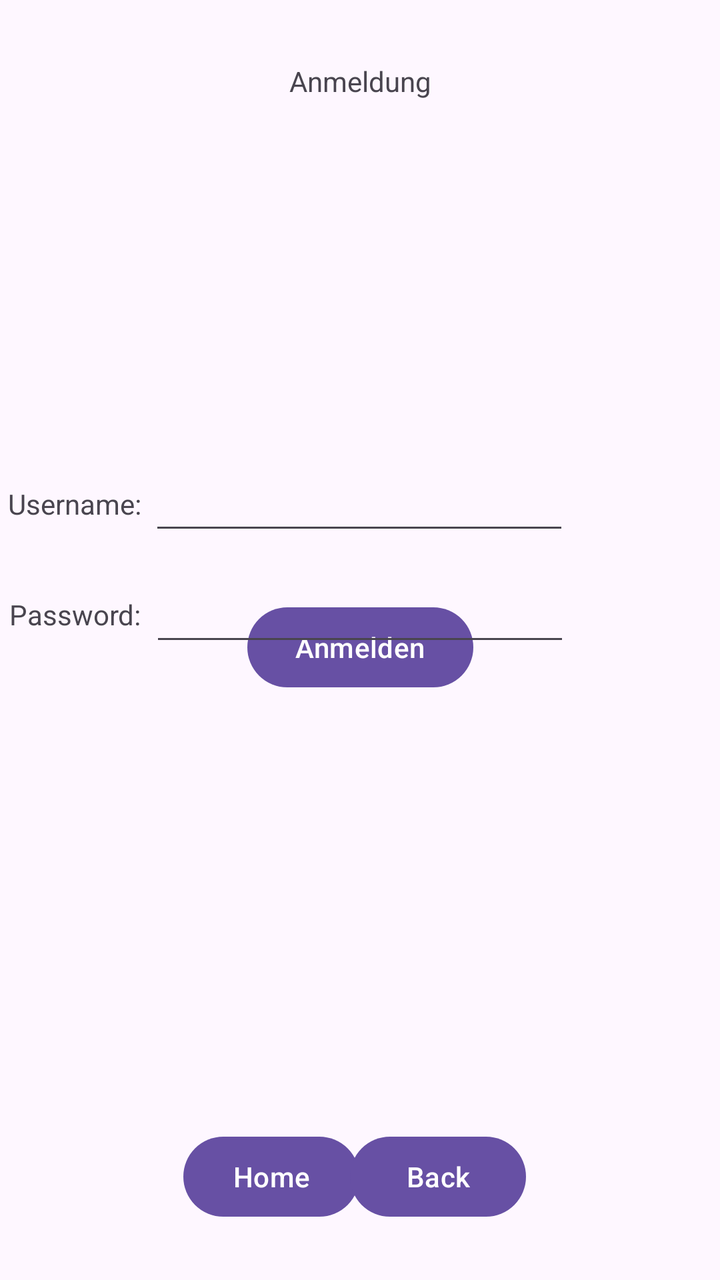
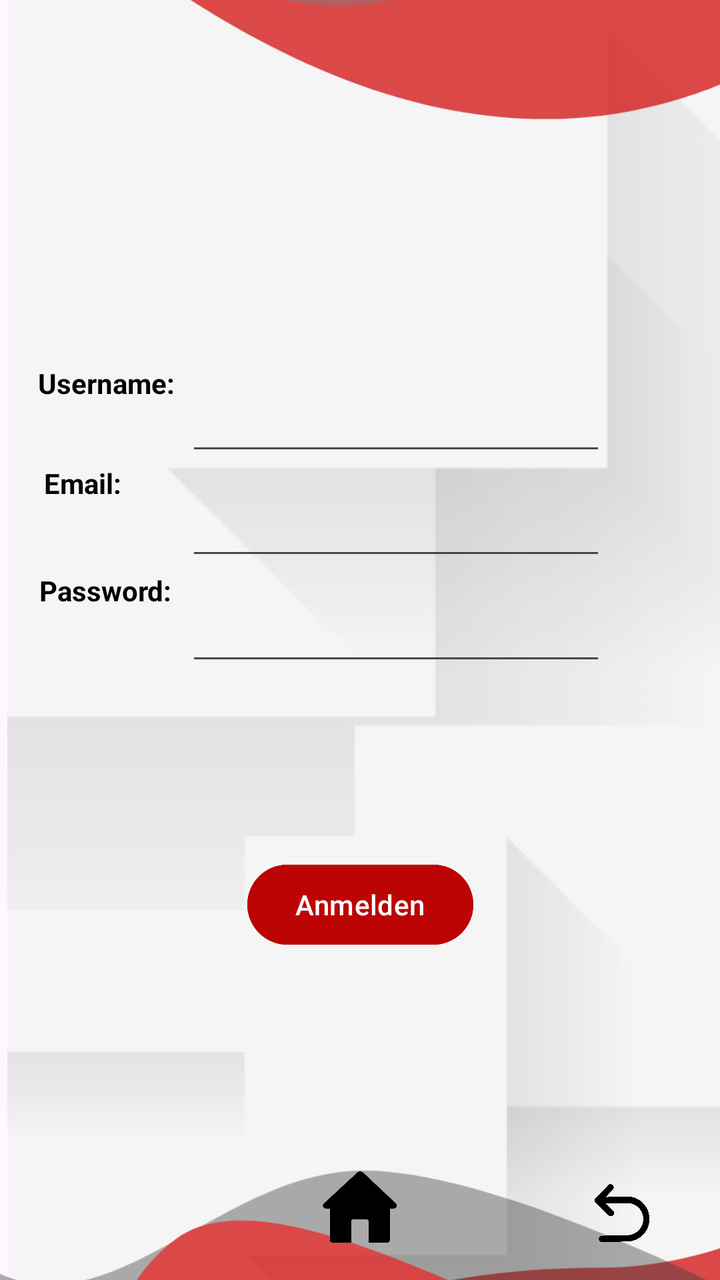

The first picture is an Android layout as it rendered before a commit; the second is the same layout after the commit. The layout source and the unified diff follow.
<!-- AndroidManifest.xml: application theme Theme.TrafficSceneAnalyser -->
<!-- res/layout/activity_sign_in.xml -->
<?xml version="1.0" encoding="utf-8"?>
<androidx.constraintlayout.widget.ConstraintLayout xmlns:android="http://schemas.android.com/apk/res/android"
    xmlns:app="http://schemas.android.com/apk/res-auto"
    xmlns:tools="http://schemas.android.com/tools"
    android:id="@+id/main"
    android:layout_width="match_parent"
    android:layout_height="match_parent"
    tools:context=".SignInActivity">

    <Button
        android:id="@+id/hbutton"
        android:layout_width="wrap_content"
        android:layout_height="wrap_content"
        android:onClick="goToHome"
        android:text="Home"
        app:layout_constraintBottom_toBottomOf="parent"
        app:layout_constraintEnd_toEndOf="parent"
        app:layout_constraintHorizontal_bias="0.337"
        app:layout_constraintStart_toStartOf="parent"
        app:layout_constraintTop_toTopOf="parent"
        app:layout_constraintVertical_bias="0.953" />

    <TextView
        android:id="@+id/textView2"
        android:layout_width="wrap_content"
        android:layout_height="wrap_content"
        android:text="Anmeldung"
        app:layout_constraintBottom_toTopOf="@+id/hbutton"
        app:layout_constraintEnd_toEndOf="parent"
        app:layout_constraintStart_toStartOf="parent"
        app:layout_constraintTop_toTopOf="parent"
        app:layout_constraintVertical_bias="0.057" />

    <Button
        android:id="@+id/signInButton"
        android:layout_width="wrap_content"
        android:layout_height="wrap_content"
        android:layout_marginBottom="208dp"
        android:onClick="signIn"
        android:text="Anmelden"
        app:layout_constraintBottom_toTopOf="@+id/hbutton"
        app:layout_constraintEnd_toEndOf="parent"
        app:layout_constraintStart_toStartOf="parent"
        app:layout_constraintTop_toBottomOf="@+id/textView2"
        app:layout_constraintVertical_bias="0.967" />

    <EditText
        android:id="@+id/userPassword"
        android:layout_width="wrap_content"
        android:layout_height="wrap_content"
        android:ems="10"
        android:inputType="textPassword"
        app:layout_constraintBottom_toTopOf="@+id/hbutton"
        app:layout_constraintEnd_toEndOf="parent"
        app:layout_constraintStart_toStartOf="parent"
        app:layout_constraintTop_toBottomOf="@+id/textView2" />

    <TextView
        android:id="@+id/textView5"
        android:layout_width="wrap_content"
        android:layout_height="wrap_content"
        android:text="Password:"
        app:layout_constraintBottom_toTopOf="@+id/hbutton"
        app:layout_constraintEnd_toStartOf="@+id/userPassword"
        app:layout_constraintStart_toStartOf="parent"
        app:layout_constraintTop_toBottomOf="@+id/textView2" />

    <EditText
        android:id="@+id/userUsername"
        android:layout_width="wrap_content"
        android:layout_height="wrap_content"
        android:ems="10"
        android:inputType="textPersonName"
        app:layout_constraintBottom_toTopOf="@+id/hbutton"
        app:layout_constraintEnd_toEndOf="parent"
        app:layout_constraintHorizontal_bias="0.497"
        app:layout_constraintStart_toStartOf="parent"
        app:layout_constraintTop_toBottomOf="@+id/textView2"
        app:layout_constraintVertical_bias="0.383" />

    <TextView
        android:id="@+id/textViewUsername"
        android:layout_width="wrap_content"
        android:layout_height="wrap_content"
        android:text="Username:"
        app:layout_constraintBottom_toTopOf="@+id/hbutton"
        app:layout_constraintEnd_toStartOf="@+id/userUsername"
        app:layout_constraintHorizontal_bias="0.484"
        app:layout_constraintStart_toStartOf="parent"
        app:layout_constraintTop_toBottomOf="@+id/textView2"
        app:layout_constraintVertical_bias="0.388" />

    <Button
        android:id="@+id/backButton"
        android:layout_width="wrap_content"
        android:layout_height="wrap_content"
        android:onClick="goToStandardProfile"
        android:text="Back"
        app:layout_constraintBottom_toBottomOf="parent"
        app:layout_constraintEnd_toEndOf="parent"
        app:layout_constraintHorizontal_bias="0.643"
        app:layout_constraintStart_toStartOf="parent"
        app:layout_constraintTop_toTopOf="parent"
        app:layout_constraintVertical_bias="0.953" />

</androidx.constraintlayout.widget.ConstraintLayout>
<!-- resources referenced by this layout -->
<resources>
  <style name="Theme.TrafficSceneAnalyser" parent="Base.Theme.TrafficSceneAnalyser" />
  <style name="Base.Theme.TrafficSceneAnalyser" parent="Theme.Material3.DayNight.NoActionBar">
          
          
      </style>
</resources>

<!-- the commit's change to res/layout/activity_sign_in.xml (unified diff, before → after) -->
@@ -7,100 +7,152 @@
     android:layout_height="match_parent"
     tools:context=".SignInActivity">
 
-    <Button
-        android:id="@+id/hbutton"
-        android:layout_width="wrap_content"
-        android:layout_height="wrap_content"
-        android:onClick="goToHome"
-        android:text="Home"
+    <ImageView
+        android:id="@+id/backg"
+        android:layout_width="904dp"
+        android:layout_height="897dp"
         app:layout_constraintBottom_toBottomOf="parent"
-        app:layout_constraintEnd_toEndOf="parent"
-        app:layout_constraintHorizontal_bias="0.337"
         app:layout_constraintStart_toStartOf="parent"
         app:layout_constraintTop_toTopOf="parent"
-        app:layout_constraintVertical_bias="0.953" />
-
-    <TextView
-        android:id="@+id/textView2"
-        android:layout_width="wrap_content"
-        android:layout_height="wrap_content"
-        android:text="Anmeldung"
-        app:layout_constraintBottom_toTopOf="@+id/hbutton"
-        app:layout_constraintEnd_toEndOf="parent"
-        app:layout_constraintStart_toStartOf="parent"
-        app:layout_constraintTop_toTopOf="parent"
-        app:layout_constraintVertical_bias="0.057" />
-
-    <Button
-        android:id="@+id/signInButton"
-        android:layout_width="wrap_content"
-        android:layout_height="wrap_content"
-        android:layout_marginBottom="208dp"
-        android:onClick="signIn"
-        android:text="Anmelden"
-        app:layout_constraintBottom_toTopOf="@+id/hbutton"
-        app:layout_constraintEnd_toEndOf="parent"
-        app:layout_constraintStart_toStartOf="parent"
-        app:layout_constraintTop_toBottomOf="@+id/textView2"
-        app:layout_constraintVertical_bias="0.967" />
-
-    <EditText
-        android:id="@+id/userPassword"
-        android:layout_width="wrap_content"
-        android:layout_height="wrap_content"
-        android:ems="10"
-        android:inputType="textPassword"
-        app:layout_constraintBottom_toTopOf="@+id/hbutton"
-        app:layout_constraintEnd_toEndOf="parent"
-        app:layout_constraintStart_toStartOf="parent"
-        app:layout_constraintTop_toBottomOf="@+id/textView2" />
+        app:layout_constraintVertical_bias="0.12"
+        app:srcCompat="@drawable/background" />
 
     <TextView
         android:id="@+id/textView5"
         android:layout_width="wrap_content"
         android:layout_height="wrap_content"
         android:text="Password:"
-        app:layout_constraintBottom_toTopOf="@+id/hbutton"
-        app:layout_constraintEnd_toStartOf="@+id/userPassword"
+        android:textColor="#000000"
+        android:textStyle="bold"
+        app:layout_constraintBottom_toBottomOf="parent"
+        app:layout_constraintEnd_toStartOf="@+id/userUsername"
+        app:layout_constraintHorizontal_bias="0.741"
         app:layout_constraintStart_toStartOf="parent"
-        app:layout_constraintTop_toBottomOf="@+id/textView2" />
+        app:layout_constraintTop_toTopOf="parent"
+        app:layout_constraintVertical_bias="0.46" />
 
     <EditText
         android:id="@+id/userUsername"
         android:layout_width="wrap_content"
         android:layout_height="wrap_content"
+        android:layout_marginTop="196dp"
+        android:layout_marginBottom="7dp"
         android:ems="10"
         android:inputType="textPersonName"
-        app:layout_constraintBottom_toTopOf="@+id/hbutton"
+        app:layout_constraintBottom_toTopOf="@+id/userEmail"
         app:layout_constraintEnd_toEndOf="parent"
-        app:layout_constraintHorizontal_bias="0.497"
+        app:layout_constraintHorizontal_bias="0.621"
         app:layout_constraintStart_toStartOf="parent"
-        app:layout_constraintTop_toBottomOf="@+id/textView2"
-        app:layout_constraintVertical_bias="0.383" />
+        app:layout_constraintTop_toTopOf="parent"
+        app:layout_constraintVertical_bias="0.0" />
+
+    <EditText
+        android:id="@+id/userEmail"
+        android:layout_width="wrap_content"
+        android:layout_height="wrap_content"
+        android:layout_marginTop="4dp"
+        android:layout_marginBottom="16dp"
+        android:ems="10"
+        android:inputType="textPersonName"
+        app:layout_constraintBottom_toTopOf="@+id/userPassword"
+        app:layout_constraintEnd_toEndOf="parent"
+        app:layout_constraintHorizontal_bias="0.621"
+        app:layout_constraintStart_toStartOf="parent"
+        app:layout_constraintTop_toBottomOf="@+id/userUsername" />
+
+    <EditText
+        android:id="@+id/userPassword"
+        android:layout_width="wrap_content"
+        android:layout_height="wrap_content"
+        android:layout_marginTop="16dp"
+        android:ems="10"
+        android:inputType="textPassword"
+        app:layout_constraintBottom_toBottomOf="@+id/bottomTopLayout"
+        app:layout_constraintEnd_toEndOf="parent"
+        app:layout_constraintHorizontal_bias="0.621"
+        app:layout_constraintStart_toStartOf="parent"
+        app:layout_constraintTop_toTopOf="parent"
+        app:layout_constraintVertical_bias="0.44" />
 
     <TextView
         android:id="@+id/textViewUsername"
         android:layout_width="wrap_content"
         android:layout_height="wrap_content"
         android:text="Username:"
-        app:layout_constraintBottom_toTopOf="@+id/hbutton"
-        app:layout_constraintEnd_toStartOf="@+id/userUsername"
-        app:layout_constraintHorizontal_bias="0.484"
+        android:textColor="#000000"
+        android:textStyle="bold"
+        app:layout_constraintBottom_toBottomOf="parent"
+        app:layout_constraintEnd_toStartOf="@+id/userPassword"
+        app:layout_constraintHorizontal_bias="0.767"
         app:layout_constraintStart_toStartOf="parent"
-        app:layout_constraintTop_toBottomOf="@+id/textView2"
-        app:layout_constraintVertical_bias="0.388" />
+        app:layout_constraintTop_toTopOf="parent"
+        app:layout_constraintVertical_bias="0.293" />
+
+    <TextView
+        android:id="@+id/textView6"
+        android:layout_width="59dp"
+        android:layout_height="16dp"
+        android:text="Email:"
+        android:textColor="#050505"
+        android:textStyle="bold"
+        app:layout_constraintBottom_toTopOf="@+id/textView5"
+        app:layout_constraintEnd_toStartOf="@+id/userEmail"
+        app:layout_constraintHorizontal_bias="0.651"
+        app:layout_constraintStart_toStartOf="parent"
+        app:layout_constraintTop_toBottomOf="@+id/textViewUsername"
+        app:layout_constraintVertical_bias="0.452" />
+
+    <ImageView
+        android:id="@+id/bottomTopLayout"
+        android:layout_width="456dp"
+        android:layout_height="759dp"
+        android:visibility="visible"
+        app:layout_constraintBottom_toBottomOf="parent"
+        app:layout_constraintEnd_toEndOf="parent"
+        app:layout_constraintStart_toStartOf="parent"
+        app:layout_constraintTop_toTopOf="parent"
+        app:layout_constraintVertical_bias="0.545"
+        app:srcCompat="@drawable/registerlayout" />
+
+    <ImageButton
+        android:id="@+id/hbutton"
+        android:layout_width="64dp"
+        android:layout_height="73dp"
+        android:backgroundTint="#00FFFFFF"
+        android:onClick="goToHome"
+        android:scaleType="fitCenter"
+        android:src="@drawable/home1"
+        app:layout_constraintBottom_toBottomOf="parent"
+        app:layout_constraintEnd_toEndOf="parent"
+        app:layout_constraintStart_toStartOf="parent"
+        app:layout_constraintTop_toTopOf="parent"
+        app:layout_constraintVertical_bias="1.0" />
+
+    <ImageButton
+        android:id="@+id/backButton"
+        android:layout_width="64dp"
+        android:layout_height="55dp"
+        android:backgroundTint="#00FFFFFF"
+        android:onClick="goToProfile"
+        android:scaleType="fitCenter"
+        app:layout_constraintBottom_toBottomOf="parent"
+        app:layout_constraintEnd_toEndOf="parent"
+        app:layout_constraintHorizontal_bias="0.8"
+        app:layout_constraintStart_toEndOf="@+id/hbutton"
+        app:layout_constraintTop_toTopOf="parent"
+        app:layout_constraintVertical_bias="0.99"
+        app:srcCompat="@drawable/backbutton" />
 
     <Button
-        android:id="@+id/backButton"
+        android:id="@+id/signInButton"
         android:layout_width="wrap_content"
         android:layout_height="wrap_content"
-        android:onClick="goToStandardProfile"
-        android:text="Back"
-        app:layout_constraintBottom_toBottomOf="parent"
+        android:backgroundTint="#BC0404"
+        android:onClick="signIn"
+        android:text="Anmelden"
+        app:layout_constraintBottom_toTopOf="@+id/hbutton"
         app:layout_constraintEnd_toEndOf="parent"
-        app:layout_constraintHorizontal_bias="0.643"
         app:layout_constraintStart_toStartOf="parent"
-        app:layout_constraintTop_toTopOf="parent"
-        app:layout_constraintVertical_bias="0.953" />
+        app:layout_constraintTop_toBottomOf="@+id/userPassword" />
 
 </androidx.constraintlayout.widget.ConstraintLayout>
<!-- resource entries referenced after the edit -->
@@ -1,5 +1,9 @@
 <!-- resources referenced by this layout -->
 <resources>
+  <!-- drawable backbutton: png bitmap (drawable, 27156 bytes) -->
+  <!-- drawable background: png bitmap (drawable-hdpi, 37305 bytes) -->
+  <!-- drawable home1: png bitmap (drawable, 7782 bytes) -->
+  <!-- drawable registerlayout: png bitmap (drawable-hdpi, 43172 bytes) -->
   <style name="Theme.TrafficSceneAnalyser" parent="Base.Theme.TrafficSceneAnalyser" />
   <style name="Base.Theme.TrafficSceneAnalyser" parent="Theme.Material3.DayNight.NoActionBar">
           
